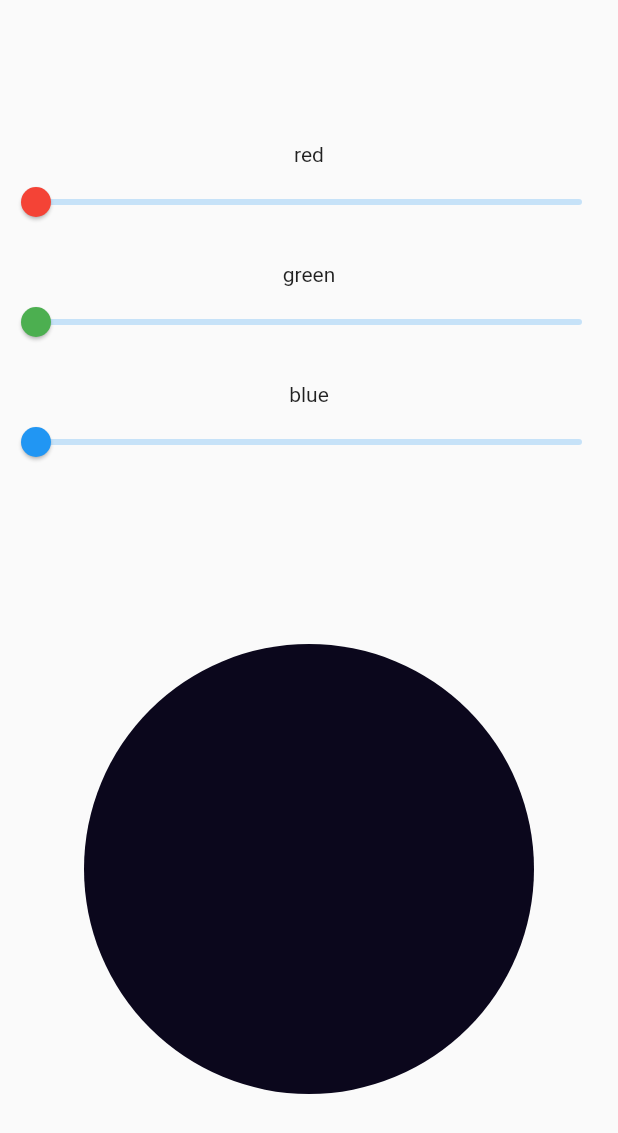
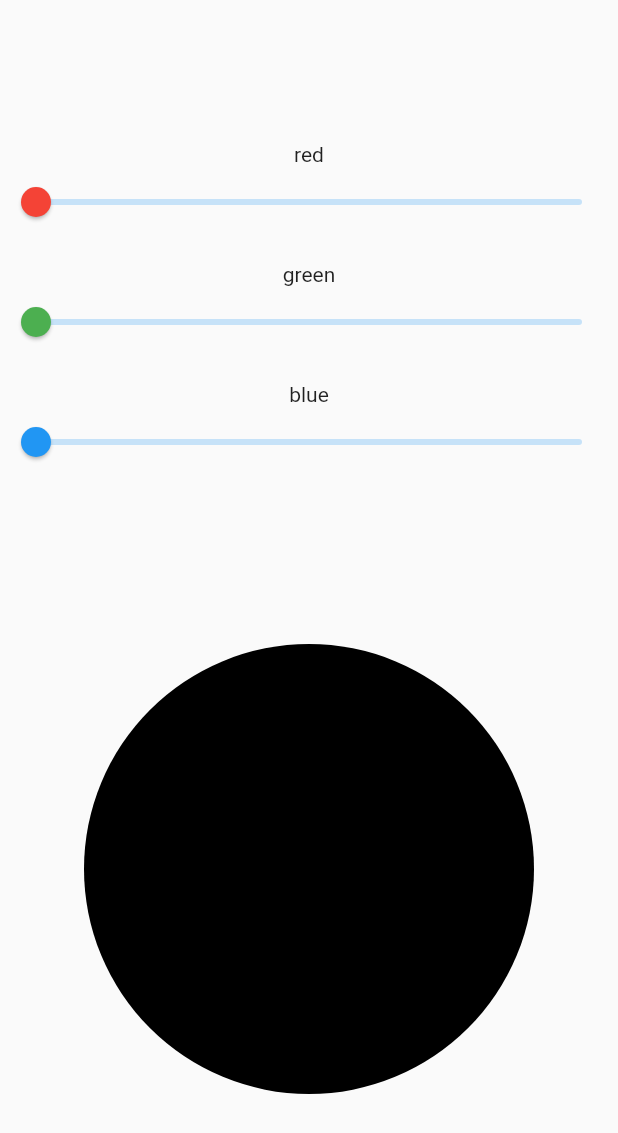
Before and after one commit to szymonrudnicki/Flutter-Color-Mixer, a Flutter app: the screen it shows after launch, on a phone screen of 412 x 824 dp. Shown: the top 1133 px of the screen. Run offline on Flutter 3.47's test engine with Material 2 defaults, Android fonts, the phone set to English and light mode, and no system bars.

Commit message:
add Provider dependency, add ColorModel, change model values in sliders and observe changes in preview widget

```diff
--- a/lib/components/rgb_preview.dart
+++ b/lib/components/rgb_preview.dart
@@ -1,14 +1,21 @@
 import 'package:flutter/material.dart';
+import '../models/color_model.dart';
+import 'package:provider/provider.dart';
 
 class RGBPreview extends StatelessWidget {
   @override
-  Widget build(BuildContext context) => Center(
+  Widget build(BuildContext context) =>
+      Consumer<ColorModel>(
+        builder: (context, color, _) =>
+            Center(
               child: Container(
                 width: 300,
                 height: 300,
                 decoration: BoxDecoration(
                   shape: BoxShape.circle,
-          color: Color.fromRGBO(11, 7, 28, 1),
+                  color: Color.fromRGBO(color.red.toInt(), color.green.toInt(), color.blue.toInt(), 1),
                 ),
-      ));
+              ),
+            ),
+      );
 }
--- a/lib/components/rgb_slider.dart
+++ b/lib/components/rgb_slider.dart
@@ -1,4 +1,7 @@
 import 'package:flutter/material.dart';
+import 'package:provider/provider.dart';
+
+import '../models/color_model.dart';
 
 class RGBSlider extends StatelessWidget {
   Widget _buildSlider(
@@ -20,24 +23,30 @@ class RGBSlider extends StatelessWidget {
       );
 
   @override
-  Widget build(BuildContext context) => Column(children: [
+  Widget build(BuildContext context) {
+    var color = Provider.of<ColorModel>(context, listen: true);
+
+    return Column(
+      children: [
         _buildSlider(
           label: "red",
           color: Colors.red,
-          value: 0,
-          onChanged: (value) => print(value),
+          value: color.red,
+          onChanged: (value) => color.red = value,
         ),
         _buildSlider(
           label: "green",
           color: Colors.green,
-          value: 0,
-          onChanged: (value) => print(value),
+          value: color.green,
+          onChanged: (value) => color.green = value,
         ),
         _buildSlider(
           label: "blue",
           color: Colors.blue,
-          value: 0,
-          onChanged: (value) => print(value),
+          value: color.blue,
+          onChanged: (value) => color.blue = value,
         ),
-      ]);
+      ],
+    );
+  }
 }
--- /dev/null
+++ b/lib/models/color_model.dart
@@ -0,0 +1,28 @@
+import 'package:flutter/material.dart';
+
+class ColorModel extends ChangeNotifier {
+  double _red = 0;
+  double _green = 0;
+  double _blue = 0;
+
+  double get red => _red;
+
+  set red(double value) {
+    _red = value;
+    notifyListeners();
+  }
+
+  double get green => _green;
+
+  set green(double value) {
+    _green = value;
+    notifyListeners();
+  }
+
+  double get blue => _blue;
+
+  set blue(double value) {
+    _blue = value;
+    notifyListeners();
+  }
+}
--- a/pubspec.yaml
+++ b/pubspec.yaml
@@ -19,6 +19,7 @@ environment:
 dependencies:
   flutter:
     sdk: flutter
+  provider:
 
   # The following adds the Cupertino Icons font to your application.
   # Use with the CupertinoIcons class for iOS style icons.
```
Also changed, not shown: lib/main.dart (+8 -1 lines). Lines whose indentation alone changed are shown as unchanged.
